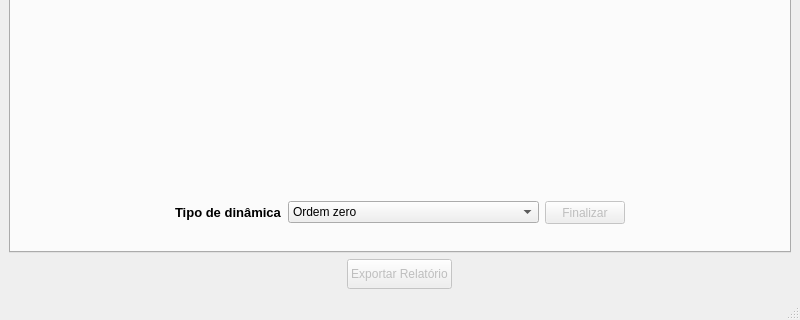
The window that uis/CalibraPy.ui (jceneziojr/CalibraPy) describes before a commit, drawn with Qt 5; both pictures show x 0 to 800 and y 280 to 600 of the 800 by 600 pixel window.
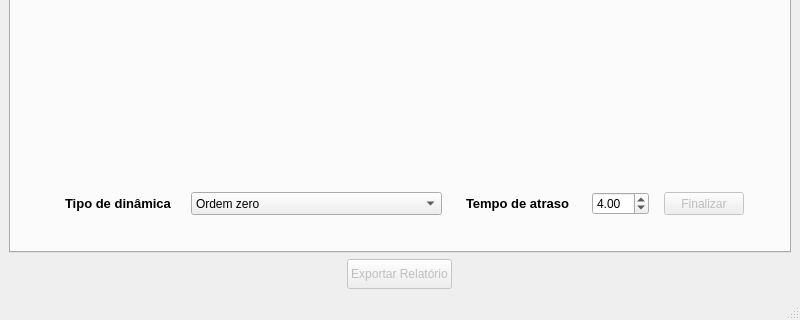
The same window after the commit. The open tabs and pages were chosen to show the change. Icons and pictures are not drawn. Custom widgets are drawn as their Qt base class.

```diff
--- a/uis/CalibraPy.ui
+++ b/uis/CalibraPy.ui
@@ -356,12 +356,105 @@
              <property name="toolTip">
               <string>&lt;html&gt;&lt;head/&gt;&lt;body&gt;&lt;p&gt;&lt;br/&gt;&lt;/p&gt;&lt;/body&gt;&lt;/html&gt;</string>
              </property>
+             <layout class="QGridLayout" name="gridLayout_12">
+              <item row="0" column="1">
+               <widget class="QWidget" name="widget_12" native="true">
+                <property name="toolTip">
+                 <string>&lt;html&gt;&lt;head/&gt;&lt;body&gt;&lt;p&gt;Existe um delay da comunicação serial arduino de cerca de 4 segundos. Ajuste esse tempo a partir dos dados obtidos.&lt;/p&gt;&lt;/body&gt;&lt;/html&gt;</string>
+                </property>
+                <layout class="QGridLayout" name="gridLayout_17">
+                 <item row="0" column="0">
+                  <widget class="QLabel" name="label">
+                   <property name="minimumSize">
+                    <size>
+                     <width>120</width>
+                     <height>23</height>
+                    </size>
+                   </property>
+                   <property name="maximumSize">
+                    <size>
+                     <width>120</width>
+                     <height>23</height>
+                    </size>
+                   </property>
+                   <property name="text">
+                    <string>&lt;html&gt;&lt;head/&gt;&lt;body&gt;&lt;p&gt;&lt;span style=&quot; font-size:10pt; font-weight:700;&quot;&gt;Tempo de atraso&lt;/span&gt;&lt;/p&gt;&lt;/body&gt;&lt;/html&gt;</string>
+                   </property>
+                  </widget>
+                 </item>
+                 <item row="0" column="1">
+                  <widget class="QDoubleSpinBox" name="delay_ajuste">
+                   <property name="minimumSize">
+                    <size>
+                     <width>0</width>
+                     <height>23</height>
+                    </size>
+                   </property>
+                   <property name="maximumSize">
+                    <size>
+                     <width>16777215</width>
+                     <height>23</height>
+                    </size>
+                   </property>
+                   <property name="toolTip">
+                    <string>&lt;html&gt;&lt;head/&gt;&lt;body&gt;&lt;p&gt;&lt;br/&gt;&lt;/p&gt;&lt;/body&gt;&lt;/html&gt;</string>
+                   </property>
+                   <property name="maximum">
+                    <double>10.000000000000000</double>
+                   </property>
+                   <property name="singleStep">
+                    <double>0.500000000000000</double>
+                   </property>
+                   <property name="value">
+                    <double>4.000000000000000</double>
+                   </property>
+                  </widget>
+                 </item>
+                </layout>
+               </widget>
+              </item>
+              <item row="0" column="0">
+               <widget class="QWidget" name="widget_8" native="true">
              <layout class="QGridLayout" name="gridLayout_15">
+                 <item row="0" column="0">
+                  <widget class="QLabel" name="label_3">
+                   <property name="minimumSize">
+                    <size>
+                     <width>120</width>
+                     <height>23</height>
+                    </size>
+                   </property>
+                   <property name="maximumSize">
+                    <size>
+                     <width>120</width>
+                     <height>23</height>
+                    </size>
+                   </property>
+                   <property name="toolTip">
+                    <string>&lt;html&gt;&lt;head/&gt;&lt;body&gt;&lt;p&gt;Escolha o tipo de ajuste para a curva de calibração estática (a partir dos pontos no gráfico acima).&lt;/p&gt;&lt;/body&gt;&lt;/html&gt;</string>
+                   </property>
+                   <property name="text">
+                    <string>&lt;html&gt;&lt;head/&gt;&lt;body&gt;&lt;p&gt;&lt;span style=&quot; font-size:10pt; font-weight:700;&quot;&gt;Tipo de dinâmica&lt;/span&gt;&lt;/p&gt;&lt;/body&gt;&lt;/html&gt;</string>
+                   </property>
+                  </widget>
+                 </item>
               <item row="0" column="1">
                <widget class="QComboBox" name="dinamica_combo">
                 <property name="enabled">
                  <bool>true</bool>
                 </property>
+                   <property name="minimumSize">
+                    <size>
+                     <width>0</width>
+                     <height>23</height>
+                    </size>
+                   </property>
+                   <property name="maximumSize">
+                    <size>
+                     <width>16777215</width>
+                     <height>23</height>
+                    </size>
+                   </property>
                 <property name="toolTip">
                  <string>&lt;html&gt;&lt;head/&gt;&lt;body&gt;&lt;p&gt;Escolha o tipo de ajuste para a curva de calibração estática (a partir dos pontos no gráfico acima).&lt;/p&gt;&lt;/body&gt;&lt;/html&gt;</string>
                 </property>
@@ -392,29 +485,10 @@
                 </item>
                </widget>
               </item>
-              <item row="0" column="0">
-               <widget class="QLabel" name="label_3">
-                <property name="minimumSize">
-                 <size>
-                  <width>0</width>
-                  <height>23</height>
-                 </size>
-                </property>
-                <property name="maximumSize">
-                 <size>
-                  <width>120</width>
-                  <height>23</height>
-                 </size>
-                </property>
-                <property name="toolTip">
-                 <string>&lt;html&gt;&lt;head/&gt;&lt;body&gt;&lt;p&gt;Escolha o tipo de ajuste para a curva de calibração estática (a partir dos pontos no gráfico acima).&lt;/p&gt;&lt;/body&gt;&lt;/html&gt;</string>
-                </property>
-                <property name="text">
-                 <string>&lt;html&gt;&lt;head/&gt;&lt;body&gt;&lt;p&gt;&lt;span style=&quot; font-size:10pt; font-weight:700;&quot;&gt;Tipo de dinâmica&lt;/span&gt;&lt;/p&gt;&lt;/body&gt;&lt;/html&gt;</string>
-                </property>
+                </layout>
                </widget>
               </item>
-              <item row="0" column="2">
+              <item row="0" column="5">
                <widget class="QPushButton" name="finish_din_b">
                 <property name="enabled">
                  <bool>false</bool>
```
Left out of the diff: 448 changed lines with no effect on the pictures. Lines whose indentation alone changed are shown as unchanged.
